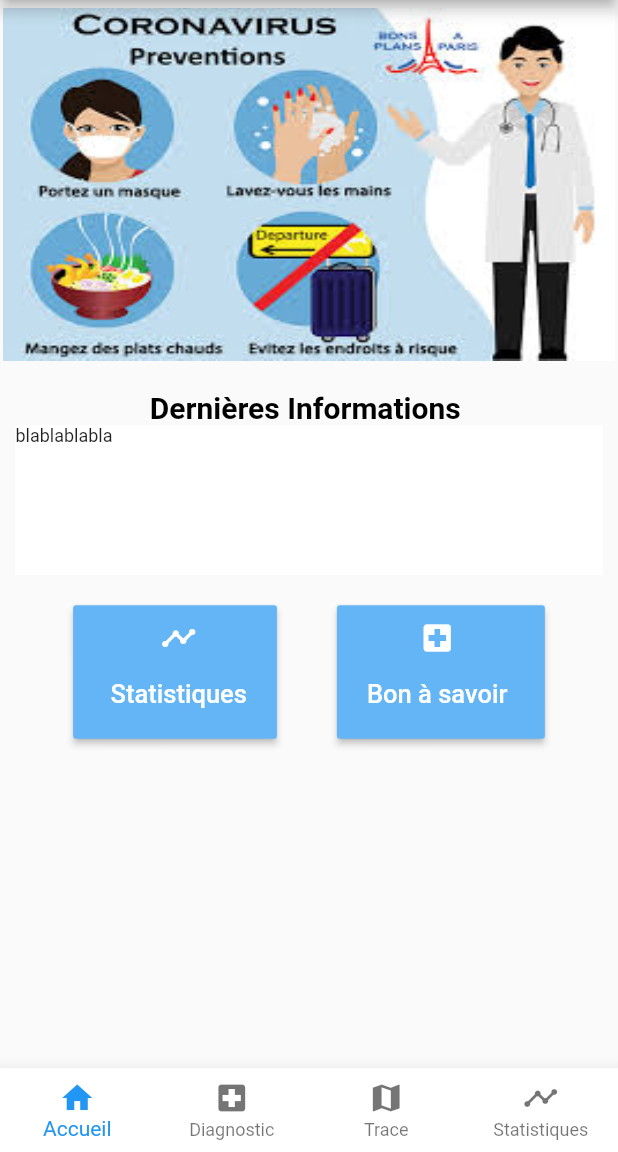
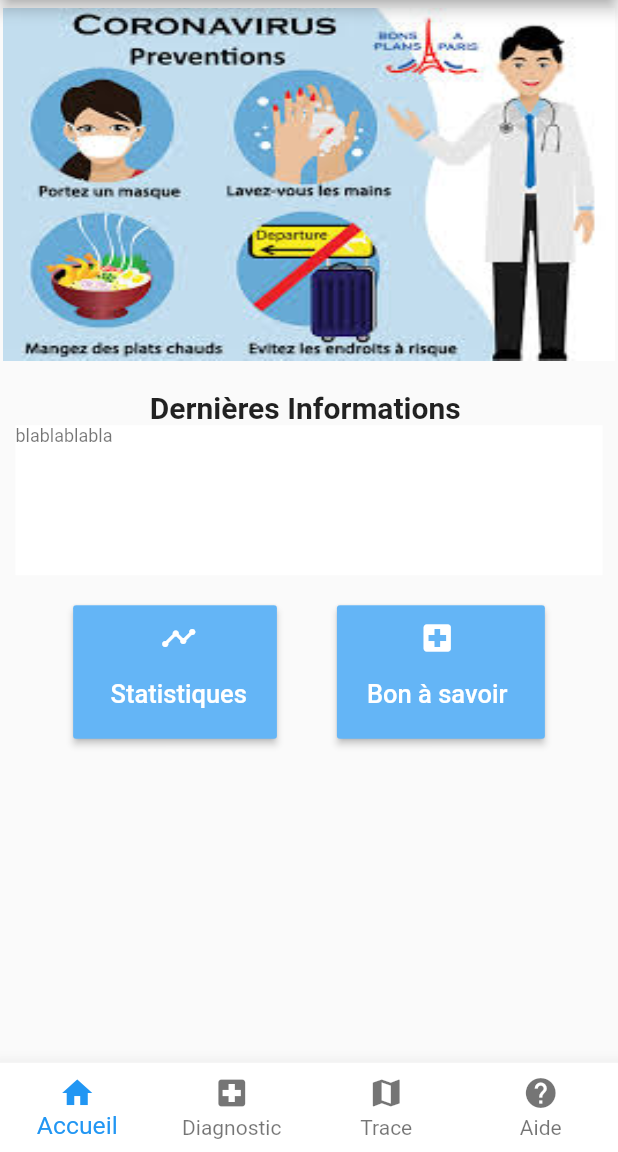
Before and after one commit to ang67/CovidApp, a Flutter app: the screen it shows after launch, on a phone screen of 412 x 824 dp, the part 84-1236 px from its top. Run offline on Flutter 3.47's test engine with Material 2 defaults, Android fonts, the phone set to English and light mode, and no system bars; drawn by our look-alikes of carousel_slider; our stand-ins replace webview_flutter.

Commit message:
retouche sur le style du bottomTab de la page

```diff
--- a/lib/ui/base.dart
+++ b/lib/ui/base.dart
@@ -36,8 +36,8 @@ class _BaseScreenState extends State<BaseScreen> {
         title: Text('Trace'),
       ),
       BottomNavigationBarItem(
-        icon: Icon(Icons.timeline),
-        title: Text('Statistiques'),
+        icon: Icon(Icons.help),
+        title: Text('Aide'),
       ),
     ];
     assert(_kTabPages.length == _kBottmonNavBarItems.length);
@@ -45,7 +45,9 @@ class _BaseScreenState extends State<BaseScreen> {
       backgroundColor: Colors.white,
       elevation: 10,
       items: _kBottmonNavBarItems,
-      selectedItemColor: null,
+      selectedLabelStyle: TextStyle(fontSize: 16.5),
+      unselectedLabelStyle: TextStyle(fontSize: 14),
+
       currentIndex: _currentTabIndex,
       type: BottomNavigationBarType.fixed,
       onTap: (int index) {
--- a/lib/ui/screens/home.dart
+++ b/lib/ui/screens/home.dart
@@ -26,7 +26,7 @@ class _HomePageState extends State<HomePage> {
             height: MediaQuery.of(context).size.height / 3.5,
             initialPage: 0,
             enlargeCenterPage: true,
-            autoPlay: false,
+            autoPlay: true,
             autoPlayInterval: Duration(seconds: 5),
             autoPlayAnimationDuration: Duration(milliseconds: 2000),
             onPageChanged: (index) {
@@ -50,8 +50,7 @@ class _HomePageState extends State<HomePage> {
             'Dernières Informations ',
             style: Theme.of(context)
                 .textTheme
-                .headline1
-                .copyWith(color: Colors.black),
+                .headline1,
           ),
           Container(
             width: MediaQuery.of(context).size.width * 0.95,
--- a/lib/ui/theme.dart
+++ b/lib/ui/theme.dart
@@ -12,10 +12,10 @@ ThemeData buildBaseTheme() {
 
     textTheme: TextTheme(
 
-          headline1: TextStyle(fontSize: 20.0, fontWeight: FontWeight.bold),
-          headline2: TextStyle(fontSize: 17.0, fontWeight: FontWeight.bold),
-          bodyText1: TextStyle(fontSize: 17.0),
-          bodyText2: TextStyle(fontSize: 12.0),
+          headline1: TextStyle(fontSize: 20.0, fontWeight: FontWeight.bold, color: Colors.black87),
+          headline2: TextStyle(fontSize: 17.0, fontWeight: FontWeight.bold, color: Colors.black87),
+          bodyText1: TextStyle(fontSize: 17.0, color: Colors.black54),
+          bodyText2: TextStyle(fontSize: 12.0, color: Colors.black54),
 
     )
     // Define the default TextTheme. Use this to specify the default
```
